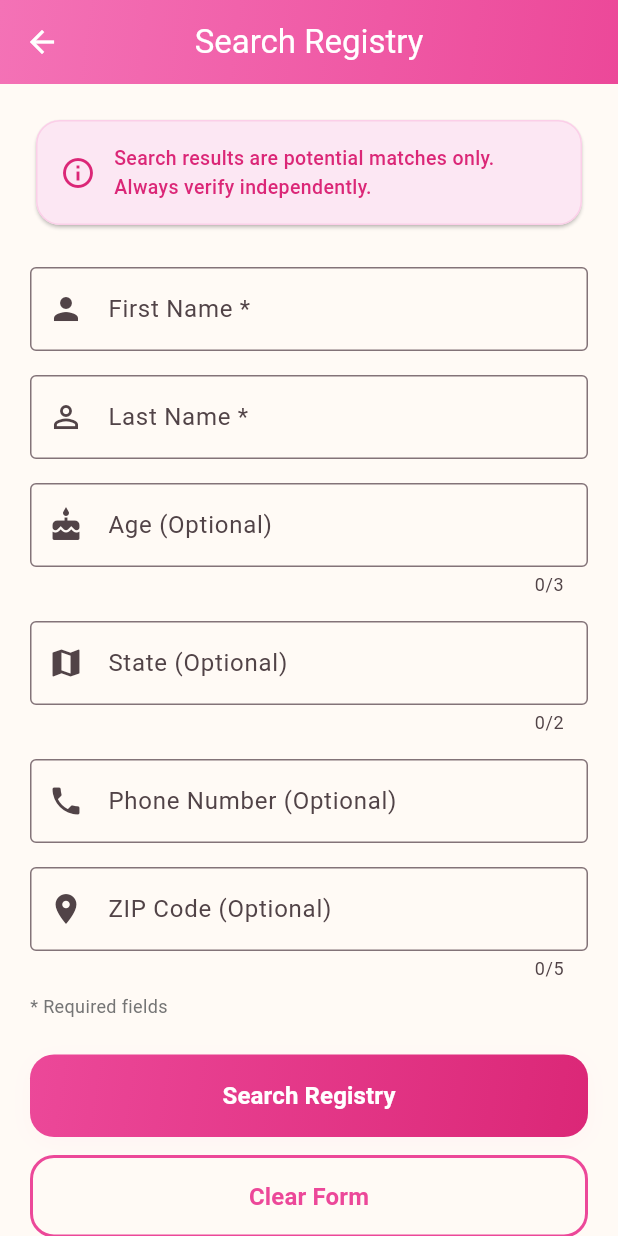
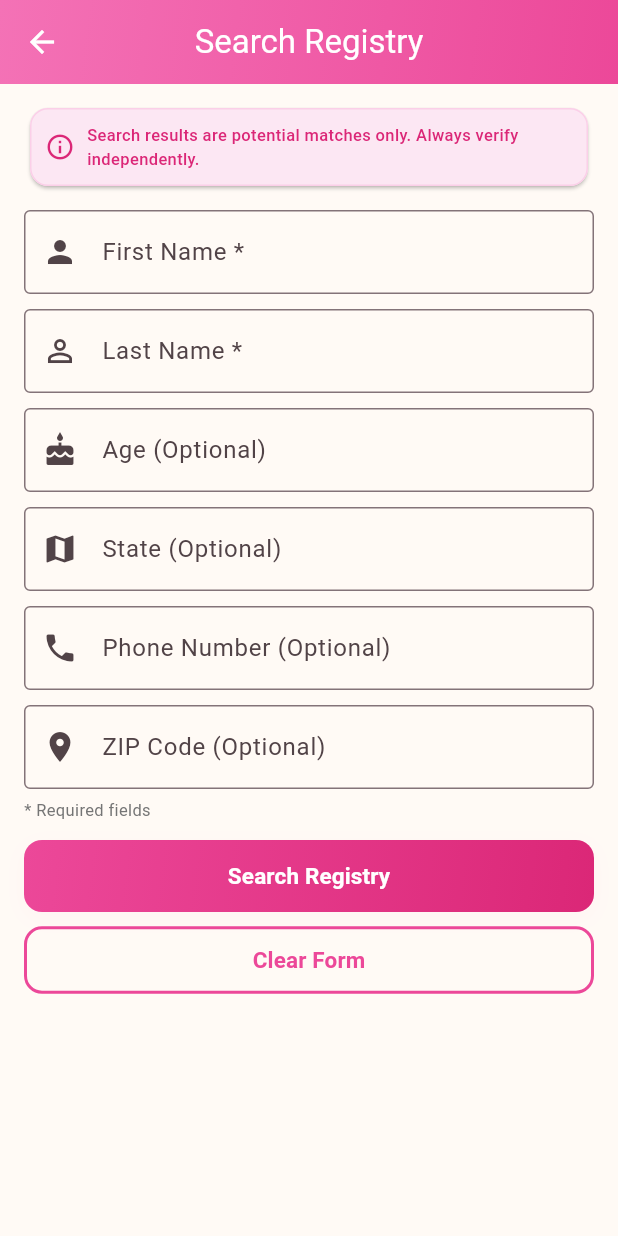
Before and after one commit to bobbyburns1989/redflag, a Flutter app: the SearchScreen screen opened by its route, on a phone screen of 412 x 824 dp. Run offline on Flutter 3.47's test engine with Material 3 defaults, Android fonts, the phone set to English and light mode, and no system bars.

Commit message:
Optimize search form layout to fit on single screen without scrolling
Layout optimizations for improved UX:

Frontend Changes:
- Removed SingleChildScrollView wrapper - no longer needed
- Reduced overall padding: 20px → 16px horizontal, 12px vertical
- Reduced spacing between form fields: 16px → 10px
- Reduced spacing before buttons: 24px → 12px
- Reduced spacing between buttons: 12px → 8px

Compact Components:
- Disclaimer card: Smaller padding (16→10px), font (13→11), icon (20px)
- Helper text: Font size reduced to 11px
- Buttons: Vertical padding 16→12px, font size 16→15px, border radius 16→12px
- Loading spinner: Size reduced from 20x20 to 18x18

Hidden Character Counters:
- Added counterText: '' to Age, State, and ZIP Code fields
- Removes "0/3", "0/2", "0/5" displays that consumed vertical space

Documentation:
- Updated README.md to highlight single-screen optimized layout
- Added note about compact design with hidden character counters

Result: Entire search form now fits on one screen without any scrolling required.

🤖 Generated with Claude Code

Co-Authored-By: Claude <noreply@anthropic.com>

```diff
--- a/safety_app/lib/screens/search_screen.dart
+++ b/safety_app/lib/screens/search_screen.dart
@@ -155,9 +155,8 @@ class _SearchScreenState extends State<SearchScreen> {
         ),
         foregroundColor: Colors.white,
       ),
-      body: SingleChildScrollView(
-        child: Padding(
-          padding: const EdgeInsets.all(20.0),
+      body: Padding(
+        padding: const EdgeInsets.symmetric(horizontal: 16.0, vertical: 12.0),
         child: Form(
           key: _formKey,
           child: Column(
@@ -167,21 +166,21 @@ class _SearchScreenState extends State<SearchScreen> {
               Card(
                 color: AppColors.lightPink,
                 shape: RoundedRectangleBorder(
-                    borderRadius: BorderRadius.circular(16),
+                  borderRadius: BorderRadius.circular(12),
                   side: BorderSide(color: AppColors.softPink, width: 1),
                 ),
                 child: Padding(
-                    padding: const EdgeInsets.all(16.0),
+                  padding: const EdgeInsets.all(10.0),
                   child: Row(
                     children: [
-                        Icon(Icons.info_outline, color: AppColors.deepPink),
-                        const SizedBox(width: 12),
+                      Icon(Icons.info_outline, color: AppColors.deepPink, size: 20),
+                      const SizedBox(width: 8),
                       Expanded(
                         child: Text(
                           'Search results are potential matches only. Always verify independently.',
                           style: TextStyle(
                             color: AppColors.deepPink,
-                              fontSize: 13,
+                            fontSize: 11,
                             fontWeight: FontWeight.w500,
                           ),
                         ),
@@ -190,7 +189,7 @@ class _SearchScreenState extends State<SearchScreen> {
                   ),
                 ),
               ),
-                const SizedBox(height: 24),
+              const SizedBox(height: 12),
 
                 // First name field (required)
                 TextFormField(
@@ -212,7 +211,7 @@ class _SearchScreenState extends State<SearchScreen> {
                     return null;
                   },
                 ),
-                const SizedBox(height: 16),
+                const SizedBox(height: 10),
 
                 // Last name field (required)
                 TextFormField(
@@ -234,7 +233,7 @@ class _SearchScreenState extends State<SearchScreen> {
                     return null;
                   },
                 ),
-                const SizedBox(height: 16),
+                const SizedBox(height: 10),
 
                 // Age field (optional)
                 TextFormField(
@@ -244,6 +243,7 @@ class _SearchScreenState extends State<SearchScreen> {
                     hintText: 'Enter age',
                     prefixIcon: Icon(Icons.cake),
                     border: OutlineInputBorder(),
+                    counterText: '',
                   ),
                   keyboardType: TextInputType.number,
                   maxLength: 3,
@@ -257,7 +257,7 @@ class _SearchScreenState extends State<SearchScreen> {
                     return null;
                   },
                 ),
-                const SizedBox(height: 16),
+                const SizedBox(height: 10),
 
                 // State field (optional)
                 TextFormField(
@@ -267,6 +267,7 @@ class _SearchScreenState extends State<SearchScreen> {
                     hintText: 'e.g., CA, NY, TX',
                     prefixIcon: Icon(Icons.map),
                     border: OutlineInputBorder(),
+                    counterText: '',
                   ),
                   textCapitalization: TextCapitalization.characters,
                   maxLength: 2,
@@ -282,7 +283,7 @@ class _SearchScreenState extends State<SearchScreen> {
                     return null;
                   },
                 ),
-                const SizedBox(height: 16),
+                const SizedBox(height: 10),
 
                 // Phone number field (optional)
                 TextFormField(
@@ -305,7 +306,7 @@ class _SearchScreenState extends State<SearchScreen> {
                     return null;
                   },
                 ),
-                const SizedBox(height: 16),
+                const SizedBox(height: 10),
 
                 // ZIP code field (optional)
                 TextFormField(
@@ -315,6 +316,7 @@ class _SearchScreenState extends State<SearchScreen> {
                     hintText: 'Enter ZIP code',
                     prefixIcon: Icon(Icons.location_on),
                     border: OutlineInputBorder(),
+                    counterText: '',
                   ),
                   keyboardType: TextInputType.number,
                   maxLength: 5,
@@ -330,17 +332,17 @@ class _SearchScreenState extends State<SearchScreen> {
                     return null;
                   },
                 ),
-                const SizedBox(height: 8),
+                const SizedBox(height: 6),
 
                 // Helper text
                 Text(
                   '* Required fields',
                   style: TextStyle(
-                    fontSize: 12,
+                    fontSize: 11,
                     color: Colors.grey.shade600,
                   ),
                 ),
-                const SizedBox(height: 24),
+                const SizedBox(height: 12),
 
                 // Error message
                 if (_errorMessage != null)
@@ -369,30 +371,30 @@ class _SearchScreenState extends State<SearchScreen> {
                       ),
                     ),
                   ),
-                if (_errorMessage != null) const SizedBox(height: 16),
+                if (_errorMessage != null) const SizedBox(height: 10),
 
                 // Search button
                 Container(
                   decoration: BoxDecoration(
                     gradient: _isLoading ? null : AppColors.pinkGradient,
-                    borderRadius: BorderRadius.circular(16),
+                    borderRadius: BorderRadius.circular(12),
                     boxShadow: _isLoading ? [] : AppColors.softPinkShadow,
                   ),
                   child: ElevatedButton(
                     onPressed: _isLoading ? null : _performSearch,
                     style: ElevatedButton.styleFrom(
-                      padding: const EdgeInsets.symmetric(vertical: 16),
+                      padding: const EdgeInsets.symmetric(vertical: 12),
                       backgroundColor: _isLoading ? AppColors.lightPink : Colors.transparent,
                       foregroundColor: Colors.white,
                       shadowColor: Colors.transparent,
                       shape: RoundedRectangleBorder(
-                        borderRadius: BorderRadius.circular(16),
+                        borderRadius: BorderRadius.circular(12),
                       ),
                     ),
                     child: _isLoading
                         ? SizedBox(
-                            height: 20,
-                            width: 20,
+                            height: 18,
+                            width: 18,
                             child: CircularProgressIndicator(
                               strokeWidth: 2,
                               valueColor:
@@ -402,29 +404,29 @@ class _SearchScreenState extends State<SearchScreen> {
                         : const Text(
                             'Search Registry',
                             style: TextStyle(
-                              fontSize: 16,
+                              fontSize: 15,
                               fontWeight: FontWeight.w600,
                             ),
                           ),
                   ),
                 ),
-                const SizedBox(height: 12),
+                const SizedBox(height: 8),
 
                 // Clear button
                 OutlinedButton(
                   onPressed: _isLoading ? null : _clearForm,
                   style: OutlinedButton.styleFrom(
-                    padding: const EdgeInsets.symmetric(vertical: 16),
+                    padding: const EdgeInsets.symmetric(vertical: 12),
                     side: BorderSide(color: AppColors.primaryPink, width: 2),
                     foregroundColor: AppColors.primaryPink,
                     shape: RoundedRectangleBorder(
-                      borderRadius: BorderRadius.circular(16),
+                      borderRadius: BorderRadius.circular(12),
                     ),
                   ),
                   child: const Text(
                     'Clear Form',
                     style: TextStyle(
-                      fontSize: 16,
+                      fontSize: 15,
                       fontWeight: FontWeight.w600,
                     ),
                   ),
```
Also changed, not shown: 1 other file. Lines whose indentation alone changed are shown as unchanged.
